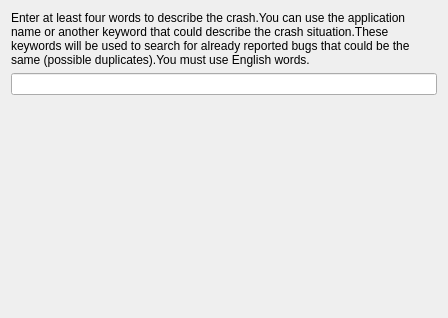
The window that drkonqi/ui/assistantpage_bugzilla_keywords.ui (KDE/kde-runtime) describes before a commit, drawn with Qt 5.
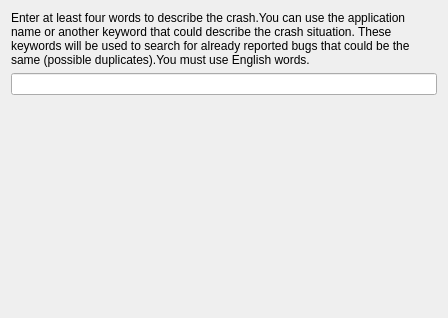
The same window after the commit. Custom widgets are drawn as their Qt base class.

Commit message: Remove two annoying newlines.

Patch:
```diff
--- a/drkonqi/ui/assistantpage_bugzilla_keywords.ui
+++ b/drkonqi/ui/assistantpage_bugzilla_keywords.ui
@@ -14,7 +14,7 @@
    <item>
     <widget class="QLabel" name="m_detailsLabel">
      <property name="text">
-      <string comment="@info/rich">&lt;para&gt;Enter at least four words to describe the crash.&lt;/para&gt;&lt;para&gt;You can use the application name or another keyword that could describe the crash situation.&lt;nl /&gt;These keywords will be used to search for already reported bugs that could be the same (possible duplicates).&lt;/para&gt;&lt;para&gt;&lt;note&gt;You must use English words.&lt;/note&gt;&lt;/para&gt;</string>
+      <string comment="@info/rich">&lt;para&gt;Enter at least four words to describe the crash.&lt;/para&gt;&lt;para&gt;You can use the application name or another keyword that could describe the crash situation. These keywords will be used to search for already reported bugs that could be the same (possible duplicates).&lt;/para&gt;&lt;para&gt;&lt;note&gt;You must use English words.&lt;/note&gt;&lt;/para&gt;</string>
      </property>
      <property name="wordWrap">
       <bool>true</bool>
```
The commit also changes 1 other file.
